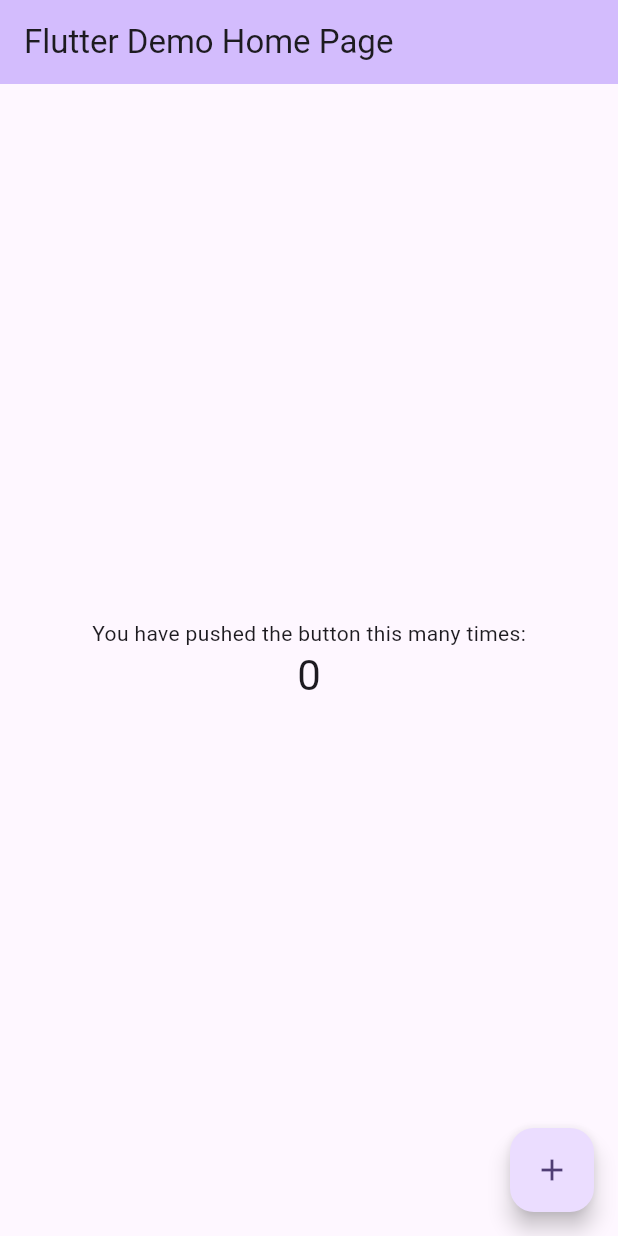
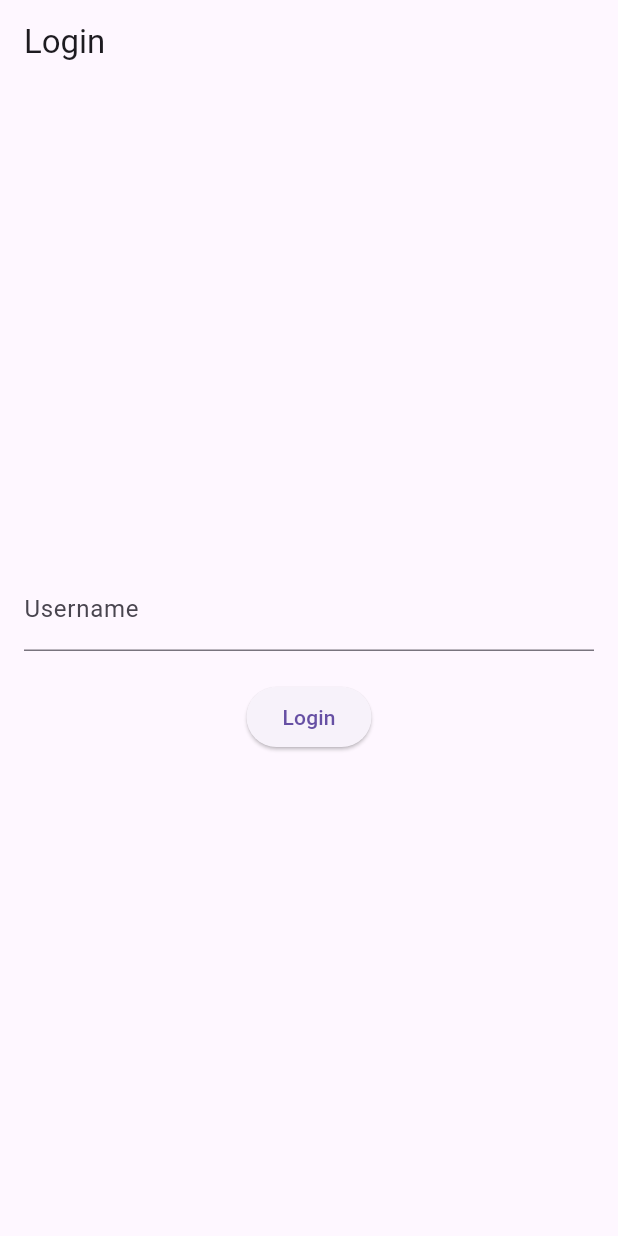
Before and after one commit to BlessKobby/flutter_int, a Flutter app: the screen it shows after launch, on a phone screen of 412 x 824 dp. Run offline on Flutter 3.47's test engine with Material 3 defaults, Android fonts, the light colour scheme and no system bars.

Commit message:
1. Implement of simple requirements, routing from login -> splashscreen -> homescreen. 2. Integrated API to fetch coin prices. 3. Implemented Image swipers using images fetched from url.

```diff
--- a/flutter/flutter_int/lib/main.dart
+++ b/flutter/flutter_int/lib/main.dart
@@ -1,125 +1,26 @@
 import 'package:flutter/material.dart';
+import 'screens/login_screen.dart';
+import 'screens/home_screen.dart';
 
 void main() {
-  runApp(const MyApp());
+  runApp(MyApp());
 }
 
 class MyApp extends StatelessWidget {
   const MyApp({super.key});
 
-  // This widget is the root of your application.
   @override
   Widget build(BuildContext context) {
     return MaterialApp(
-      title: 'Flutter Demo',
-      theme: ThemeData(
-        // This is the theme of your application.
-        //
-        // TRY THIS: Try running your application with "flutter run". You'll see
-        // the application has a purple toolbar. Then, without quitting the app,
-        // try changing the seedColor in the colorScheme below to Colors.green
-        // and then invoke "hot reload" (save your changes or press the "hot
-        // reload" button in a Flutter-supported IDE, or press "r" if you used
-        // the command line to start the app).
-        //
-        // Notice that the counter didn't reset back to zero; the application
-        // state is not lost during the reload. To reset the state, use hot
-        // restart instead.
-        //
-        // This works for code too, not just values: Most code changes can be
-        // tested with just a hot reload.
-        colorScheme: ColorScheme.fromSeed(seedColor: Colors.deepPurple),
-        useMaterial3: true,
-      ),
-      home: const MyHomePage(title: 'Flutter Demo Home Page'),
+      debugShowCheckedModeBanner: false,
+      title: 'Flutter Technical Test',
+      theme: ThemeData(primarySwatch: Colors.blue),
+      // Navigation routes.
+      routes: {
+        '/login': (context) => LoginScreen(),
+        '/home': (context) => HomeScreen(),
+      },
+      initialRoute: '/login',
     );
   }
 }
-
-class MyHomePage extends StatefulWidget {
-  const MyHomePage({super.key, required this.title});
-
-  // This widget is the home page of your application. It is stateful, meaning
-  // that it has a State object (defined below) that contains fields that affect
-  // how it looks.
-
-  // This class is the configuration for the state. It holds the values (in this
-  // case the title) provided by the parent (in this case the App widget) and
-  // used by the build method of the State. Fields in a Widget subclass are
-  // always marked "final".
-
-  final String title;
-
-  @override
-  State<MyHomePage> createState() => _MyHomePageState();
-}
-
-class _MyHomePageState extends State<MyHomePage> {
-  int _counter = 0;
-
-  void _incrementCounter() {
-    setState(() {
-      // This call to setState tells the Flutter framework that something has
-      // changed in this State, which causes it to rerun the build method below
-      // so that the display can reflect the updated values. If we changed
-      // _counter without calling setState(), then the build method would not be
-      // called again, and so nothing would appear to happen.
-      _counter++;
-    });
-  }
-
-  @override
-  Widget build(BuildContext context) {
-    // This method is rerun every time setState is called, for instance as done
-    // by the _incrementCounter method above.
-    //
-    // The Flutter framework has been optimized to make rerunning build methods
-    // fast, so that you can just rebuild anything that needs updating rather
-    // than having to individually change instances of widgets.
-    return Scaffold(
-      appBar: AppBar(
-        // TRY THIS: Try changing the color here to a specific color (to
-        // Colors.amber, perhaps?) and trigger a hot reload to see the AppBar
-        // change color while the other colors stay the same.
-        backgroundColor: Theme.of(context).colorScheme.inversePrimary,
-        // Here we take the value from the MyHomePage object that was created by
-        // the App.build method, and use it to set our appbar title.
-        title: Text(widget.title),
-      ),
-      body: Center(
-        // Center is a layout widget. It takes a single child and positions it
-        // in the middle of the parent.
-        child: Column(
-          // Column is also a layout widget. It takes a list of children and
-          // arranges them vertically. By default, it sizes itself to fit its
-          // children horizontally, and tries to be as tall as its parent.
-          //
-          // Column has various properties to control how it sizes itself and
-          // how it positions its children. Here we use mainAxisAlignment to
-          // center the children vertically; the main axis here is the vertical
-          // axis because Columns are vertical (the cross axis would be
-          // horizontal).
-          //
-          // TRY THIS: Invoke "debug painting" (choose the "Toggle Debug Paint"
-          // action in the IDE, or press "p" in the console), to see the
-          // wireframe for each widget.
-          mainAxisAlignment: MainAxisAlignment.center,
-          children: <Widget>[
-            const Text(
-              'You have pushed the button this many times:',
-            ),
-            Text(
-              '$_counter',
-              style: Theme.of(context).textTheme.headlineMedium,
-            ),
-          ],
-        ),
-      ),
-      floatingActionButton: FloatingActionButton(
-        onPressed: _incrementCounter,
-        tooltip: 'Increment',
-        child: const Icon(Icons.add),
-      ), // This trailing comma makes auto-formatting nicer for build methods.
-    );
-  }
-}
--- /dev/null
+++ b/flutter/flutter_int/lib/screens/login_screen.dart
@@ -0,0 +1,85 @@
+import 'package:flutter/material.dart';
+import 'dart:async'; // For Timer
+
+class LoginScreen extends StatefulWidget {
+  const LoginScreen({super.key});
+
+  @override
+  // ignore: library_private_types_in_public_api
+  _LoginScreenState createState() => _LoginScreenState();
+}
+
+class _LoginScreenState extends State<LoginScreen> {
+  final _formKey = GlobalKey<FormState>();
+  // ignore: unused_field
+  String _username = '';
+
+  void _login() {
+    if (_formKey.currentState!.validate()) {
+      _formKey.currentState!.save();
+
+      // Show SplashScreen programmatically
+      Navigator.push(
+        context,
+        MaterialPageRoute(
+          builder: (context) => SplashScreen(
+            onSplashEnd: () {
+              // Navigate to HomeScreen after SplashScreen
+              Navigator.pushReplacementNamed(context, '/home');
+            },
+          ),
+        ),
+      );
+    }
+  }
+
+  @override
+  Widget build(BuildContext context) {
+    return Scaffold(
+      appBar: AppBar(title: Text('Login')),
+      body: Padding(
+        padding: EdgeInsets.all(16.0),
+        child: Form(
+          key: _formKey,
+          child: Column(
+            mainAxisAlignment: MainAxisAlignment.center,
+            children: [
+              TextFormField(
+                decoration: InputDecoration(labelText: 'Username'),
+                validator: (value) =>
+                    value!.isEmpty ? 'Please enter your username' : null,
+                onSaved: (value) => _username = value ?? '',
+              ),
+              SizedBox(height: 20),
+              ElevatedButton(
+                onPressed: _login,
+                child: Text('Login'),
+              ),
+            ],
+          ),
+        ),
+      ),
+    );
+  }
+}
+
+class SplashScreen extends StatelessWidget {
+  final VoidCallback onSplashEnd;
+
+  const SplashScreen({required this.onSplashEnd, super.key});
+
+  @override
+  Widget build(BuildContext context) {
+    // Show splash for 3 seconds before calling onSplashEnd
+    Timer(Duration(seconds: 3), onSplashEnd);
+
+    return Scaffold(
+      body: Center(
+        child: Text(
+          'Loading...',
+          style: TextStyle(fontSize: 24, fontWeight: FontWeight.bold),
+        ),
+      ),
+    );
+  }
+}
--- a/flutter/flutter_int/pubspec.yaml
+++ b/flutter/flutter_int/pubspec.yaml
@@ -35,6 +35,7 @@ dependencies:
   # The following adds the Cupertino Icons font to your application.
   # Use with the CupertinoIcons class for iOS style icons.
   cupertino_icons: ^1.0.8
+  http: ^1.2.2
 
 dev_dependencies:
   flutter_test:
```
Also changed, not shown: flutter/flutter_int/lib/screens/home_screen.dart (added, +22 -0 lines), flutter/flutter_int/lib/screens/splash_screen.dart (added, +37 -0 lines), flutter/flutter_int/lib/services/api_service.dart (added, +15 -0 lines), flutter/flutter_int/lib/widgets/coin_card.dart (added, +46 -0 lines), flutter/flutter_int/lib/widgets/image_swiper.dart (added, +32 -0 lines), flutter/flutter_int/lib/models/coin_price_model.dart (added), flutter/flutter_int/pubspec.lock.
